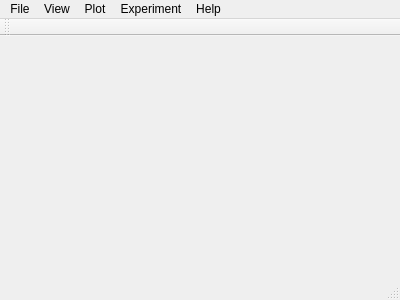
uazure/qLab, file src/client/mainwindow.ui: the form before one commit.
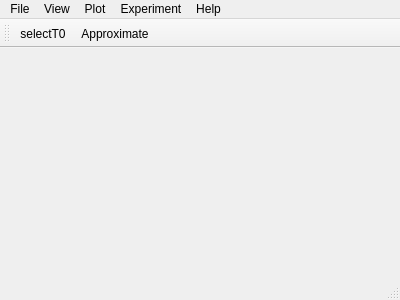
The form after the commit.

Commit message: Start of implementation of UI for approximation calculation

What changed in the file:
```diff
--- a/src/client/mainwindow.ui
+++ b/src/client/mainwindow.ui
@@ -88,6 +88,8 @@
    <attribute name="toolBarBreak">
     <bool>false</bool>
    </attribute>
+   <addaction name="actionSelectT0"/>
+   <addaction name="actionApproximate"/>
   </widget>
   <widget class="QStatusBar" name="statusBar"/>
   <action name="actionExit">
@@ -236,6 +238,19 @@
     <string>Ctrl+Space</string>
    </property>
   </action>
+  <action name="actionSelectT0">
+   <property name="text">
+    <string>selectT0</string>
+   </property>
+   <property name="toolTip">
+    <string>Select T0</string>
+   </property>
+  </action>
+  <action name="actionApproximate">
+   <property name="text">
+    <string>Approximate</string>
+   </property>
+  </action>
  </widget>
  <layoutdefault spacing="6" margin="11"/>
  <resources/>
```
The commit also changes 5 other files.
